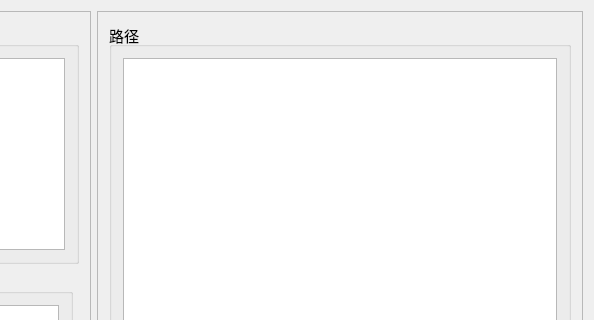
Qt form TestUtil/TestUtil/QtADBClass.ui (qindong917/vs_test2) before a commit; both pictures show x 406 to 1000 and y 0 to 320 of the 1000 by 1000 pixel window.
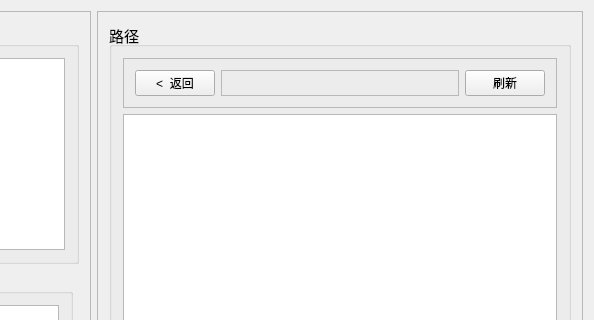
The same form after that commit.

The edit to the form file:
```diff
--- a/TestUtil/TestUtil/QtADBClass.ui
+++ b/TestUtil/TestUtil/QtADBClass.ui
@@ -216,8 +216,66 @@
         <property name="title">
          <string>路径</string>
         </property>
-        <layout class="QGridLayout" name="gridLayout_2">
+        <layout class="QGridLayout" name="gridLayout_9">
          <item row="0" column="0">
+          <widget class="QFrame" name="frame_3">
+           <property name="frameShape">
+            <enum>QFrame::StyledPanel</enum>
+           </property>
+           <property name="frameShadow">
+            <enum>QFrame::Raised</enum>
+           </property>
+           <layout class="QGridLayout" name="gridLayout_2">
+            <item row="0" column="0">
+             <widget class="QPushButton" name="pushButton_back">
+              <property name="sizePolicy">
+               <sizepolicy hsizetype="Fixed" vsizetype="Fixed">
+                <horstretch>0</horstretch>
+                <verstretch>0</verstretch>
+               </sizepolicy>
+              </property>
+              <property name="font">
+               <font>
+                <pointsize>9</pointsize>
+               </font>
+              </property>
+              <property name="text">
+               <string>&lt;  返回</string>
+              </property>
+             </widget>
+            </item>
+            <item row="0" column="1">
+             <widget class="QFrame" name="frame_4">
+              <property name="frameShape">
+               <enum>QFrame::StyledPanel</enum>
+              </property>
+              <property name="frameShadow">
+               <enum>QFrame::Raised</enum>
+              </property>
+             </widget>
+            </item>
+            <item row="0" column="2">
+             <widget class="QPushButton" name="pushButton_refresh2">
+              <property name="sizePolicy">
+               <sizepolicy hsizetype="Fixed" vsizetype="Fixed">
+                <horstretch>0</horstretch>
+                <verstretch>0</verstretch>
+               </sizepolicy>
+              </property>
+              <property name="font">
+               <font>
+                <pointsize>9</pointsize>
+               </font>
+              </property>
+              <property name="text">
+               <string>刷新</string>
+              </property>
+             </widget>
+            </item>
+           </layout>
+          </widget>
+         </item>
+         <item row="1" column="0">
           <widget class="QListView" name="listView_2"/>
          </item>
         </layout>
```
